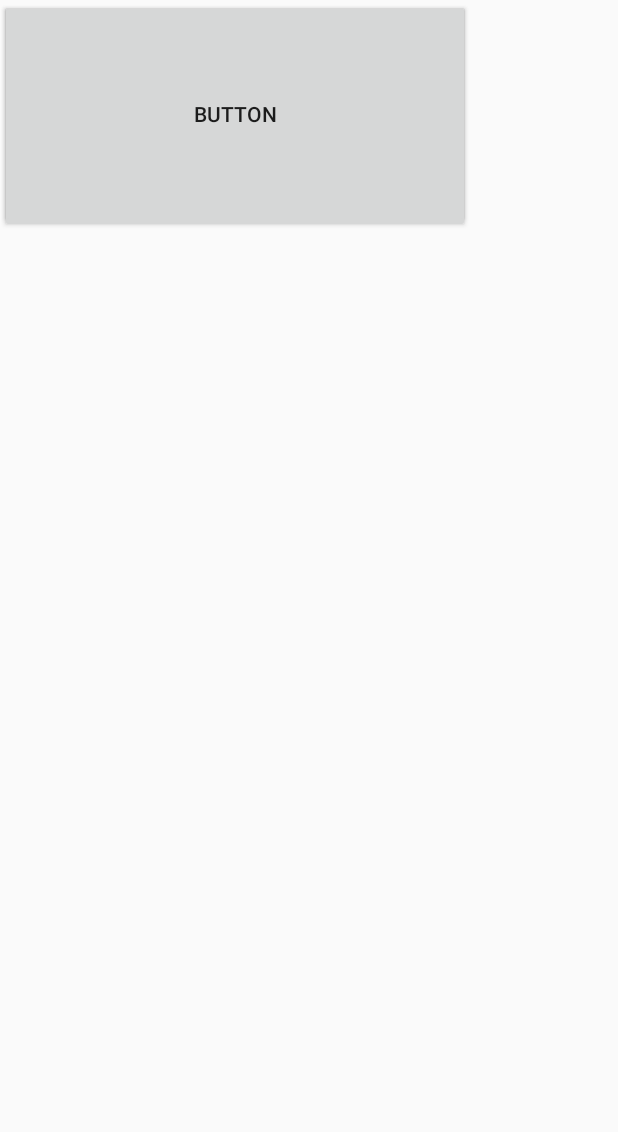
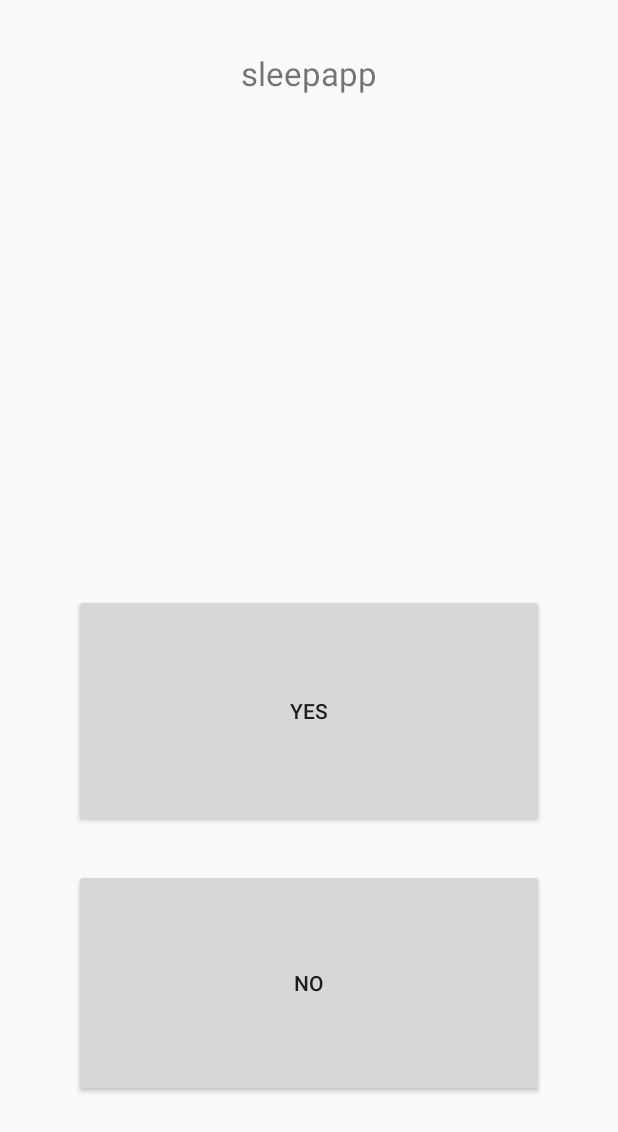
Before and after one commit to oliver-leung/hh-sleepapp, an Android app: the layout report.xml on its own in the app's theme, with its tools: preview values and no code run, on a phone screen of 412 x 824 dp. Shown: the top 1132 px of the screen. Run offline under Robolectric (Android 15) with nearby library versions, the phone set to English and light mode, and no system bars.

Commit message:
Rename app, fix textview elements, improve text

```diff
--- a/app/src/main/java/com/sleep/sleepapp/patientInfo.java
+++ b/app/src/main/java/com/sleep/sleepapp/patientInfo.java
@@ -31,6 +31,7 @@ public class patientInfo {
     }
 
 
-
-
+    public static String getName() {
+        return name;
+    }
 }
--- a/app/src/main/res/layout/report.xml
+++ b/app/src/main/res/layout/report.xml
@@ -1,5 +1,6 @@
 <?xml version="1.0" encoding="utf-8"?>
 <android.support.constraint.ConstraintLayout xmlns:android="http://schemas.android.com/apk/res/android"
+    xmlns:app="http://schemas.android.com/apk/res-auto"
     xmlns:tools="http://schemas.android.com/tools"
     android:layout_width="match_parent"
     android:layout_height="match_parent"
@@ -9,25 +10,49 @@
         android:id="@+id/b1"
         android:layout_width="313dp"
         android:layout_height="155dp"
-        android:text="Button"
-        tools:layout_editor_absoluteX="36dp"
-        tools:layout_editor_absoluteY="114dp" />
+        android:layout_marginBottom="28dp"
+        android:layout_marginEnd="8dp"
+        android:layout_marginStart="8dp"
+        android:text="YES"
+        app:layout_constraintBottom_toTopOf="@+id/b2"
+        app:layout_constraintEnd_toEndOf="parent"
+        app:layout_constraintStart_toStartOf="parent" />
 
     <Button
         android:id="@+id/b2"
         android:layout_width="313dp"
         android:layout_height="152dp"
-        android:text="Button"
-        tools:layout_editor_absoluteX="36dp"
-        tools:layout_editor_absoluteY="289dp" />
+        android:layout_marginBottom="40dp"
+        android:layout_marginEnd="8dp"
+        android:layout_marginStart="8dp"
+        android:layout_marginTop="8dp"
+        android:text="NO"
+        app:layout_constraintBottom_toBottomOf="parent"
+        app:layout_constraintEnd_toEndOf="parent"
+        app:layout_constraintStart_toStartOf="parent"
+        app:layout_constraintTop_toTopOf="parent"
+        app:layout_constraintVertical_bias="0.916" />
 
-    <EditText
+    <TextView
         android:id="@+id/question"
-        android:layout_width="wrap_content"
-        android:layout_height="wrap_content"
+        android:layout_width="373dp"
+        android:layout_height="90dp"
+        android:layout_marginBottom="8dp"
+        android:layout_marginEnd="8dp"
+        android:layout_marginStart="8dp"
+        android:layout_marginTop="4dp"
+        android:ellipsize="none"
         android:ems="10"
+        android:gravity="center"
         android:inputType="textPersonName"
+        android:maxLines="3"
+        android:scrollHorizontally="false"
         android:text="@string/app_name"
-        tools:layout_editor_absoluteX="85dp"
-        tools:layout_editor_absoluteY="37dp" />
+        android:textSize="10pt"
+        app:layout_constraintBottom_toTopOf="@+id/b1"
+        app:layout_constraintEnd_toEndOf="parent"
+        app:layout_constraintHorizontal_bias="0.504"
+        app:layout_constraintStart_toStartOf="parent"
+        app:layout_constraintTop_toTopOf="parent"
+        app:layout_constraintVertical_bias="0.0" />
 </android.support.constraint.ConstraintLayout>
```
Also changed, not shown: app/src/main/AndroidManifest.xml (+9 -5 lines), app/src/main/java/com/sleep/sleepapp/DoctorData.java (added, +21 -0 lines), app/src/main/java/com/sleep/sleepapp/Login.java (+10 -0 lines), app/src/main/java/com/sleep/sleepapp/QuestionnaireResult.java (+11 -5 lines), app/src/main/java/com/sleep/sleepapp/ReportPatient.java (+49 -1 lines), 331 other files.
